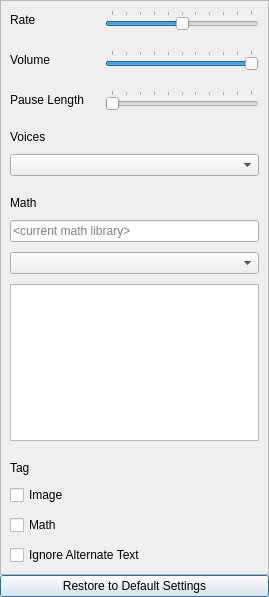
Above: src/forms/speech_settings.ui from DinoZAR/CentralAccessReader before the change. Below: the same form after it.
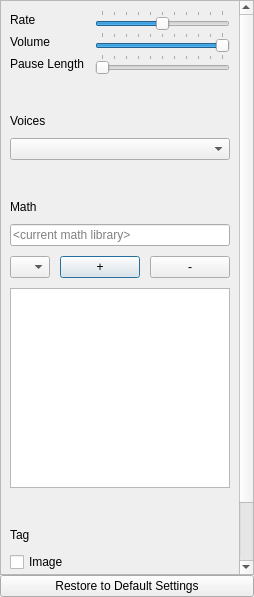
That is the form after the change. Icons and pictures are not drawn.

Commit message: Add and remove math libraries now works good. Working on project template wizard for the math development environment.

Diff of the .ui file:
```diff
--- a/src/forms/speech_settings.ui
+++ b/src/forms/speech_settings.ui
@@ -6,7 +6,7 @@
    <rect>
     <x>0</x>
     <y>0</y>
-    <width>269</width>
+    <width>254</width>
     <height>597</height>
    </rect>
   </property>
@@ -26,6 +26,9 @@
    </property>
    <item>
     <widget class="QScrollArea" name="scrollArea">
+     <property name="horizontalScrollBarPolicy">
+      <enum>Qt::ScrollBarAlwaysOff</enum>
+     </property>
      <property name="widgetResizable">
       <bool>true</bool>
      </property>
@@ -34,16 +37,22 @@
        <rect>
         <x>0</x>
         <y>0</y>
-        <width>267</width>
-        <height>572</height>
+        <width>235</width>
+        <height>637</height>
        </rect>
       </property>
       <layout class="QVBoxLayout" name="verticalLayout_9">
        <property name="spacing">
-        <number>20</number>
+        <number>40</number>
        </property>
        <item>
         <layout class="QFormLayout" name="formLayout">
+         <property name="horizontalSpacing">
+          <number>10</number>
+         </property>
+         <property name="verticalSpacing">
+          <number>2</number>
+         </property>
          <item row="0" column="0">
           <widget class="QLabel" name="label_7">
            <property name="text">
@@ -153,6 +162,9 @@
            <property name="editable">
             <bool>false</bool>
            </property>
+           <property name="sizeAdjustPolicy">
+            <enum>QComboBox::AdjustToMinimumContentsLength</enum>
+           </property>
           </widget>
          </item>
         </layout>
@@ -162,15 +174,15 @@
          <property name="spacing">
           <number>10</number>
          </property>
-         <item>
-          <widget class="QLabel" name="label_5">
-           <property name="text">
-            <string>Math</string>
-           </property>
-          </widget>
-         </item>
          <item>
           <layout class="QVBoxLayout" name="verticalLayout_2">
+           <item>
+            <widget class="QLabel" name="label_5">
+             <property name="text">
+              <string>Math</string>
+             </property>
+            </widget>
+           </item>
            <item>
             <widget class="QLineEdit" name="mathLibraryDisplay">
              <property name="readOnly">
@@ -182,10 +194,44 @@
             </widget>
            </item>
            <item>
-            <widget class="QComboBox" name="mathLanguageCombo"/>
+            <layout class="QHBoxLayout" name="horizontalLayout" stretch="1,0,0">
+             <item>
+              <widget class="QComboBox" name="mathLanguageCombo">
+               <property name="sizeAdjustPolicy">
+                <enum>QComboBox::AdjustToMinimumContentsLength</enum>
+               </property>
+              </widget>
+             </item>
+             <item>
+              <widget class="QPushButton" name="mathAddButton">
+               <property name="toolTip">
+                <string>Adds math library from file.</string>
+               </property>
+               <property name="text">
+                <string>+</string>
+               </property>
+              </widget>
+             </item>
+             <item>
+              <widget class="QPushButton" name="mathRemoveButton">
+               <property name="toolTip">
+                <string>Removes current math library.</string>
+               </property>
+               <property name="text">
+                <string>-</string>
+               </property>
+              </widget>
+             </item>
+            </layout>
            </item>
            <item>
             <widget class="QTreeView" name="mathLibraryTree">
+             <property name="minimumSize">
+              <size>
+               <width>0</width>
+               <height>200</height>
+              </size>
+             </property>
              <property name="font">
               <font>
                <pointsize>14</pointsize>
```
The commit also changes 11 other files.
